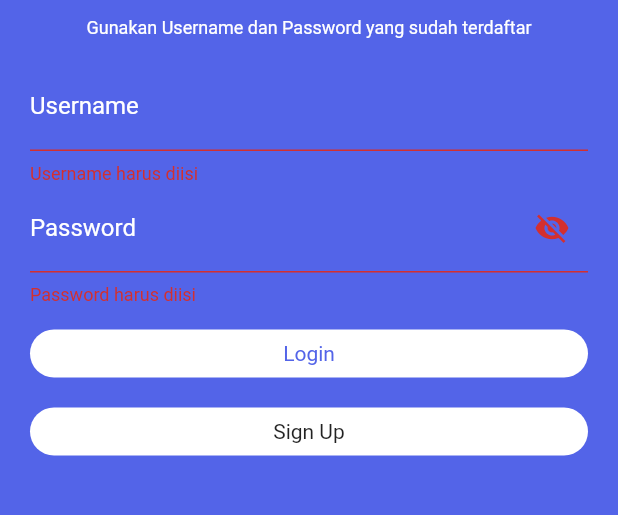
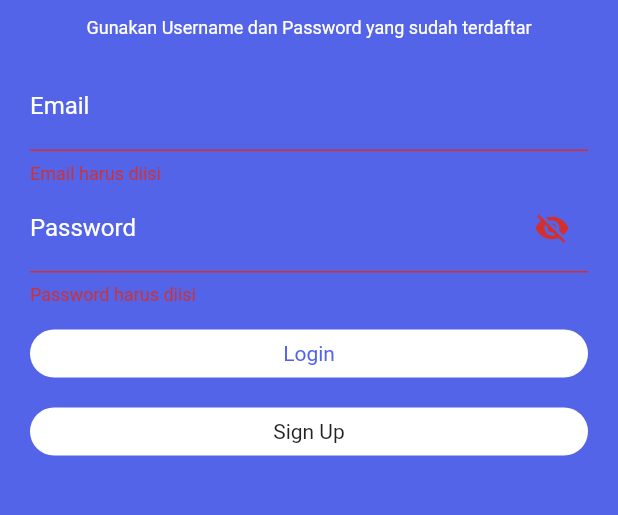
Before and after one commit to Dokito555/flutter_presensifr, a Flutter app: the screen it shows after launch, after a tap on "Login", on a phone screen of 412 x 824 dp, the part 311-826 px from its top. Run offline on Flutter 3.47's test engine with Material 2 defaults, Android fonts, the phone set to English and light mode, and no system bars; missing offline and left inert: dart:js.

Commit message:
stateful login

```diff
--- a/lib/data/model/login_response_model.dart
+++ b/lib/data/model/login_response_model.dart
@@ -1,31 +1,52 @@
-// To parse this JSON data, do
-//
-//     final empty = emptyFromJson(jsonString);
+import 'dart:convert';
+import 'package:http/http.dart' as http;
+import 'package:presensifr/server.dart';
 
-import 'dart:convert';
 
-Empty emptyFromJson(String str) => Empty.fromJson(json.decode(str));
-
-String emptyToJson(Empty data) => json.encode(data.toJson());
-
-class Empty {
-    Empty({
-        required this.errCode,
-        required this.data,
+class LoginResponse {
+    LoginResponse({
+        this.errCode,
+        this.data,
     });
 
-    int errCode;
-    Data data;
+    int? errCode;
+    Data? data;
 
-    factory Empty.fromJson(Map<String, dynamic> json) => Empty(
+    factory LoginResponse.fromRawJson(String str) => LoginResponse.fromJson(json.decode(str));
+
+    String toRawJson() => json.encode(toJson());
+
+    factory LoginResponse.fromJson(Map<String, dynamic> json) => LoginResponse(
         errCode: json["err_code"],
         data: Data.fromJson(json["data"]),
     );
 
     Map<String, dynamic> toJson() => {
         "err_code": errCode,
-        "data": data.toJson(),
+        "data": data!.toJson(),
     };
+
+    static Future<LoginResponse> connectLogin(String email, String password) async {
+
+      var responseResult = await http.post(
+        Uri.parse(APIServer.urlLogin),
+        headers: <String, String>{
+          'Content-Type': 'application/json',
+        },
+        body: {
+          "email" : email,
+          "password" : password,
+          "tenant" : "grit"
+        }
+      );
+
+      final data = json.decode(responseResult.body);
+
+      return LoginResponse(
+        errCode: data["errCode"],
+        data: Data.fromJson(data["data"])
+      );
+    }
 }
 
 class Data {
@@ -36,6 +57,10 @@ class Data {
 
     String message;
     Result result;
+
+    factory Data.fromRawJson(String str) => Data.fromJson(json.decode(str));
+
+    String toRawJson() => json.encode(toJson());
 
     factory Data.fromJson(Map<String, dynamic> json) => Data(
         message: json["message"],
@@ -65,6 +90,10 @@ class Result {
     int role;
     String tenantName;
 
+    factory Result.fromRawJson(String str) => Result.fromJson(json.decode(str));
+
+    String toRawJson() => json.encode(toJson());
+
     factory Result.fromJson(Map<String, dynamic> json) => Result(
         idFrUser: json["id_fr_user"],
         nama: json["nama"],
--- a/lib/screens/login_view.dart
+++ b/lib/screens/login_view.dart
@@ -3,10 +3,11 @@ import 'dart:convert';
 import 'package:flutter/material.dart';
 import 'package:presensifr/constants/constants.dart';
 import 'package:http/http.dart' as http;
+import 'package:presensifr/data/model/login_response_model.dart';
 import 'package:presensifr/server.dart';
 
 final GlobalKey<FormState> _addPointKey = GlobalKey<FormState>();
-Map<String, dynamic> formData = {"username": null, "password": null};
+Map<String, dynamic> formData = {"email": null, "password": null};
 var mContext;
 
 class LoginPage extends StatefulWidget {
@@ -16,6 +17,8 @@ class LoginPage extends StatefulWidget {
 
 class _LoginFormState extends State<LoginPage> {
   bool _isHidePassword = true;
+
+  LoginResponse loginResponse = LoginResponse();
 
   void _togglePasswordVisibility() {
     setState(() {
@@ -91,23 +94,23 @@ class _LoginFormState extends State<LoginPage> {
                       color: ColorPalette.underlineTextField, width: 1.5)),
               focusedBorder: UnderlineInputBorder(
                   borderSide: BorderSide(color: Colors.white, width: 3.0)),
-              hintText: "Masukkan Username",
-              labelText: "Username",
+              hintText: "Masukkan Email",
+              labelText: "Email",
               labelStyle: TextStyle(color: Colors.white),
               hintStyle: TextStyle(color: ColorPalette.hintColor)),
           style: const TextStyle(color: Colors.white),
           autofocus: false,
           validator: (value) {
             if (value!.isEmpty) {
-              return "Username harus diisi";
+              return "Email harus diisi";
             }
             return null;
           },
           onChanged: (String value) {
-            formData["username"] = value;
+            formData["email"] = value;
           },
           onSaved: (String? value) {
-            formData["username"] = value;
+            formData["email"] = value;
           },
         ),
         // Password
@@ -174,35 +177,59 @@ class _LoginFormState extends State<LoginPage> {
                 return;
               }
 
-              String username = formData.values.elementAt(0).toString();
+              String email = formData.values.elementAt(0).toString();
               String password = formData.values.elementAt(1).toString();
               const tenant = 'grit';
 
-              final urlLogin = Uri.parse(APIServer.urlLogin);
-              final response = await http.post(
-                urlLogin,
-                headers: <String, String>{
-                  'Content-Type': 'application/json',
-                },
-                body: jsonEncode(<String, String>{
-                  'email': username,
-                  'password': password,
-                  'tenant': tenant
-                }),
+              // final urlLogin = Uri.parse(APIServer.urlLogin);
+              // final response = await http.post(
+              //   urlLogin,
+              //   headers: <String, String>{
+              //     'Content-Type': 'application/json',
+              //   },
+              //   body: jsonEncode(<String, String>{
+              //     'email': email,
+              //     'password': password,
+              //     'tenant': tenant
+              //   }),
+              // );
+
+              // print('Response request: ${response.request}');
+              // print('Response status: ${response.statusCode}');
+              // print('Response body: ${response.body}');
+
+              // final resp = json.decode(response.body);
+              // var err_code = resp["err_code"];
+              // if (err_code == 0) {
+              //   ScaffoldMessenger.of(mContext).showSnackBar(
+              //       SnackBar(content: Text("Data Berhasil Login")
+              //     )
+              //   );
+              //   Navigator.pushNamed(mContext, PageRoutes.signupRoute);
+              // } else {
+              //   ScaffoldMessenger.of(mContext).showSnackBar(
+              //       SnackBar(content: Text("Data Tidak Berhasil Login")));
+              // }
+
+              LoginResponse.connectLogin(email, password).then(
+                (value) {
+                  setState(() {
+                    loginResponse = value;
+                  });
+                }
               );
-
-              print('Response request: ${response.request}');
-              print('Response status: ${response.statusCode}');
-              print('Response body: ${response.body}');
-
-              final resp = json.decode(response.body);
-              var err_code = resp["err_code"];
-              if (err_code == 0) {
+              print(loginResponse.data);
+              if (loginResponse.errCode == 0) {
+                print(loginResponse.errCode);
                 ScaffoldMessenger.of(mContext).showSnackBar(
-                    SnackBar(content: Text("Data Berhasil Login")));
+                  const SnackBar(content: Text("Berhasil Login"))
+                );
+                Navigator.pushNamed(mContext, PageRoutes.signupRoute, arguments: loginResponse.data);
               } else {
+                print(loginResponse.errCode);
                 ScaffoldMessenger.of(mContext).showSnackBar(
-                    SnackBar(content: Text("Data Tidak Berhasil Login")));
+                  const SnackBar(content: Text("Tidak Berhasil Login"))
+                );
               }
             }),
 
```
